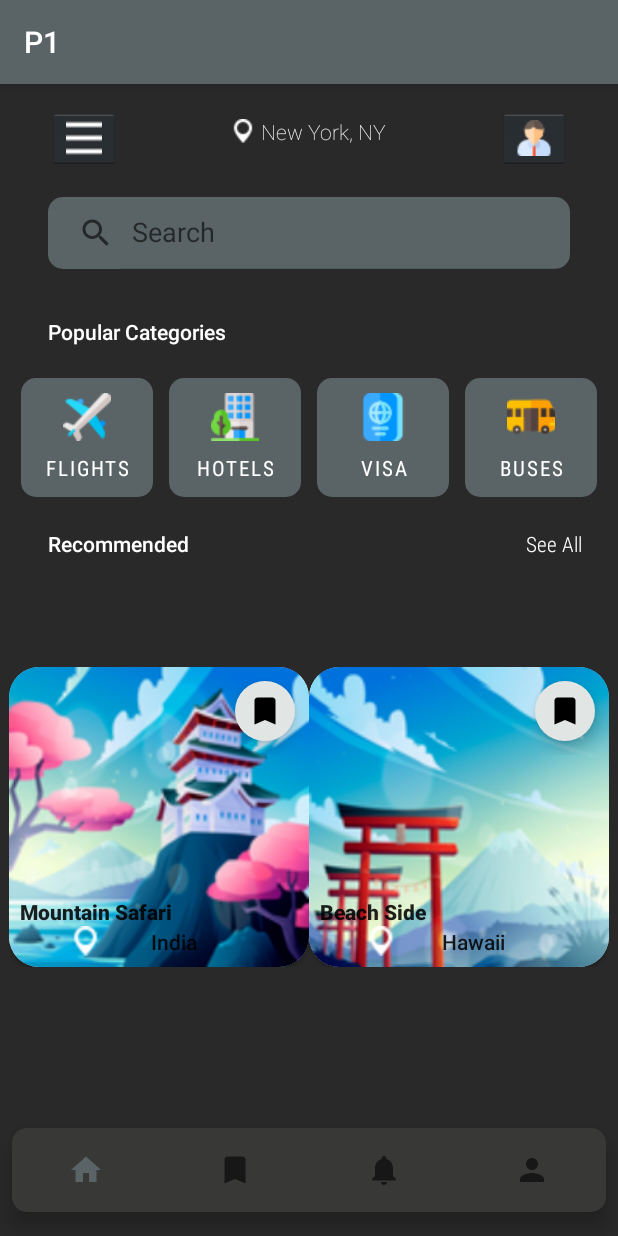
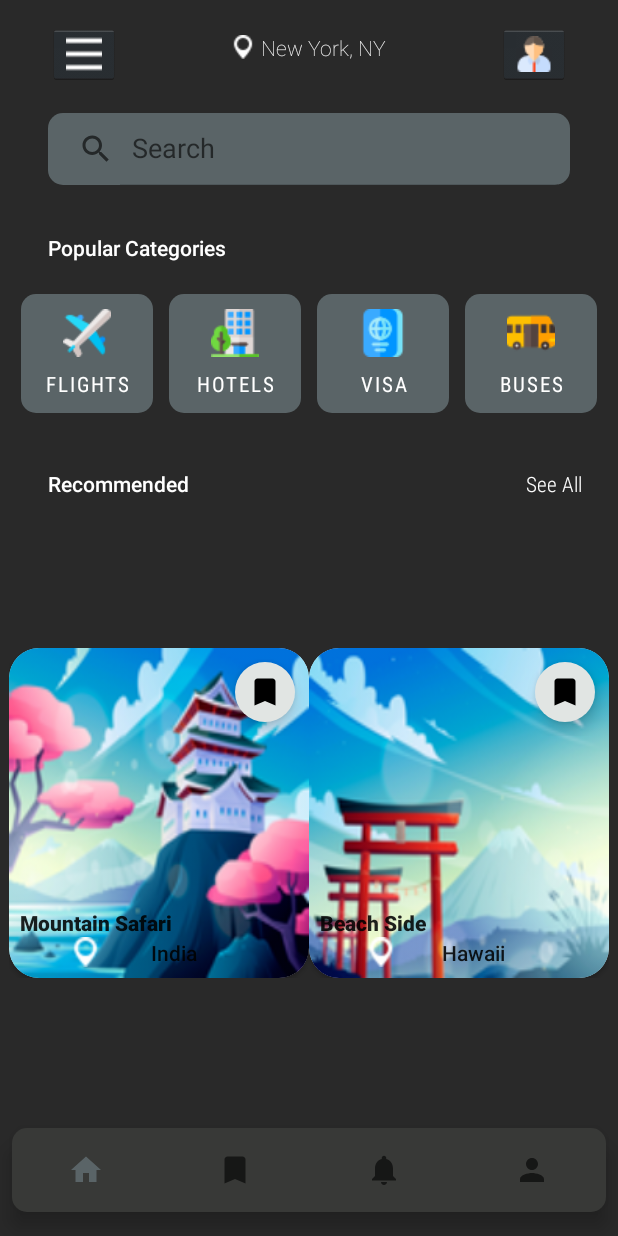
Before and after one commit to Alireza1044/mobile-p1, an Android app: the screen it shows after launch (MainActivity), on a phone screen of 412 x 824 dp. Run offline under Robolectric (Android 15) with nearby library versions, the phone set to English and light mode, and no system bars.

Commit message:
Remove action bar

```diff
--- a/app/src/main/res/layout/activity_main.xml
+++ b/app/src/main/res/layout/activity_main.xml
@@ -233,7 +233,7 @@
         android:layout_width="wrap_content"
         android:layout_height="wrap_content"
         android:layout_marginStart="32dp"
-        android:layout_marginTop="16dp"
+        android:layout_marginTop="32dp"
         android:fontFamily="sans-serif-medium"
         android:text="@string/button_recommended"
         android:textColor="@color/white"
@@ -245,7 +245,7 @@
         android:id="@+id/textView5"
         android:layout_width="wrap_content"
         android:layout_height="wrap_content"
-        android:layout_marginTop="16dp"
+        android:layout_marginTop="32dp"
         android:layout_marginEnd="24dp"
         android:fontFamily="sans-serif-condensed-light"
         android:text="@string/button_see_all"
@@ -263,7 +263,7 @@
         app:layout_constraintEnd_toEndOf="parent"
         app:layout_constraintHorizontal_bias="0.5"
         app:layout_constraintStart_toStartOf="parent"
-        app:layout_constraintTop_toBottomOf="@+id/linearLayout3">
+        app:layout_constraintTop_toBottomOf="@+id/textView4">
 
         <androidx.cardview.widget.CardView
             android:layout_width="wrap_content"
@@ -274,7 +274,7 @@
 
             <RelativeLayout
                 android:layout_width="200dp"
-                android:layout_height="200dp"
+                android:layout_height="220dp"
                 android:background="@drawable/safari" />
 
             <FrameLayout
@@ -358,7 +358,7 @@
 
             <RelativeLayout
                 android:layout_width="200dp"
-                android:layout_height="200dp"
+                android:layout_height="220dp"
                 android:background="@drawable/beach" />
 
             <FrameLayout
--- a/app/src/main/res/values/themes.xml
+++ b/app/src/main/res/values/themes.xml
@@ -1,6 +1,6 @@
 <resources xmlns:tools="http://schemas.android.com/tools">
     <!-- Base application theme. -->
-    <style name="Theme.P1" parent="Theme.MaterialComponents.DayNight.DarkActionBar">
+    <style name="Theme.P1" parent="Theme.MaterialComponents.DayNight.NoActionBar">
         <item name="android:windowBackground">@drawable/background</item>
         <!-- Primary brand color. -->
         <item name="colorPrimary">@color/erie_black</item>
```
